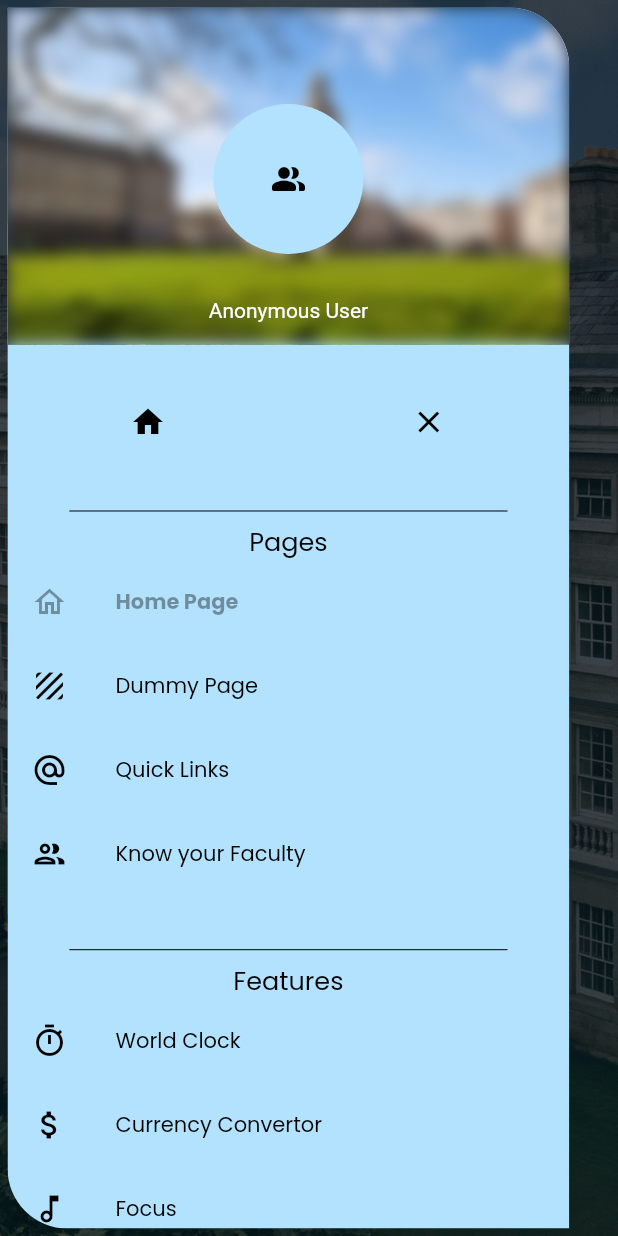
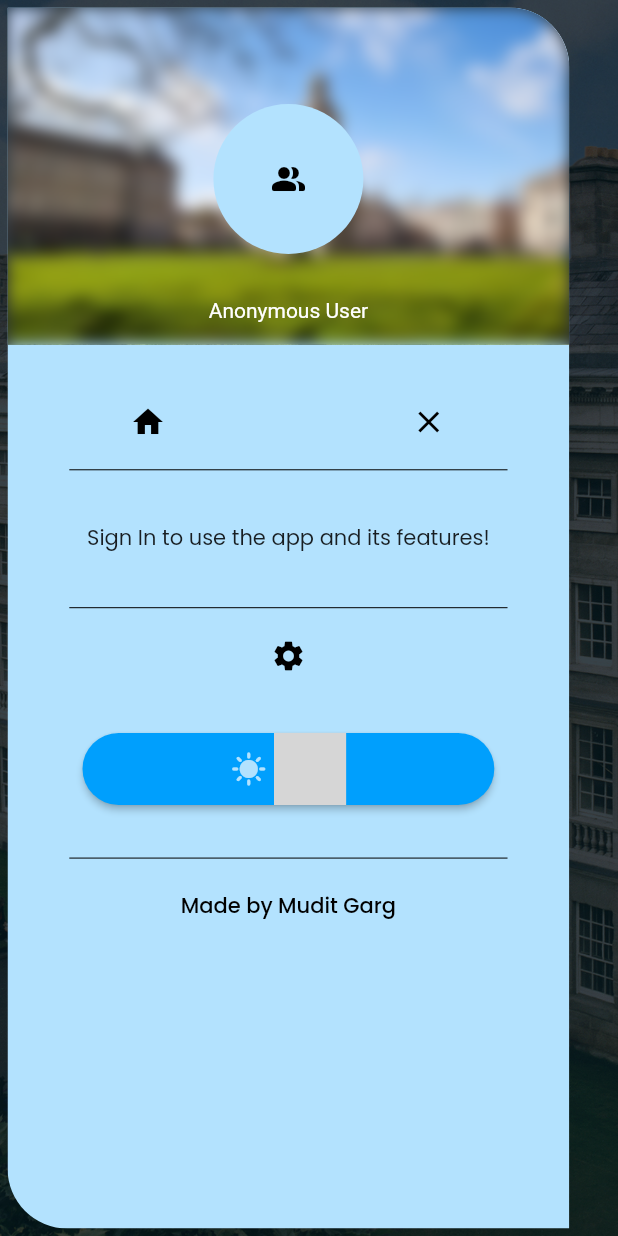
Before and after one commit to muditgarg48/candle_in_dark, a Flutter app: the screen it shows after launch, with the side drawer open, on a phone screen of 412 x 824 dp. Run offline on Flutter 3.47's test engine with Material 2 defaults, Android fonts, the phone set to English and light mode, and no system bars; drawn by our look-alikes of animated_text_kit; our stand-ins replace analog_clock, audioplayers, banner_carousel, cached_network_image, concentric_transition, firebase_auth and 8 more; missing offline and left inert: currency_picker, curved_drawer_fork, expand_widget, frankfurter, quds_ui_kit; accounts and stored records are empty; grey boxes are pictures that could not be loaded.

Commit message:
Prevention of app usage without login for surveillance purposes

```diff
--- a/lib/widgets/drawer.dart
+++ b/lib/widgets/drawer.dart
@@ -242,8 +242,17 @@ class _MyDrawerState extends State<MyDrawer> {
               picture(),
               sectionSpacing,
               options(["home", "close_drawer"], MainAxisAlignment.spaceEvenly),
-              sectionBuilder(section: pages, name: "Pages"),
-              sectionBuilder(section: features, name: "Features"),
+              GoogleServices().isUserSignedIn()
+                  ? sectionBuilder(section: pages, name: "Pages")
+                  : Column(children: [sectionDivider(), sectionSpacing]),
+              GoogleServices().isUserSignedIn()
+                  ? sectionBuilder(section: features, name: "Features")
+                  : Center(
+                      child: Text(
+                        "Sign In to use the app and its features!",
+                        style: appFont(),
+                      ),
+                    ),
               sectionSpacing,
               sectionDivider(),
               options(["settings"], MainAxisAlignment.center),
```
